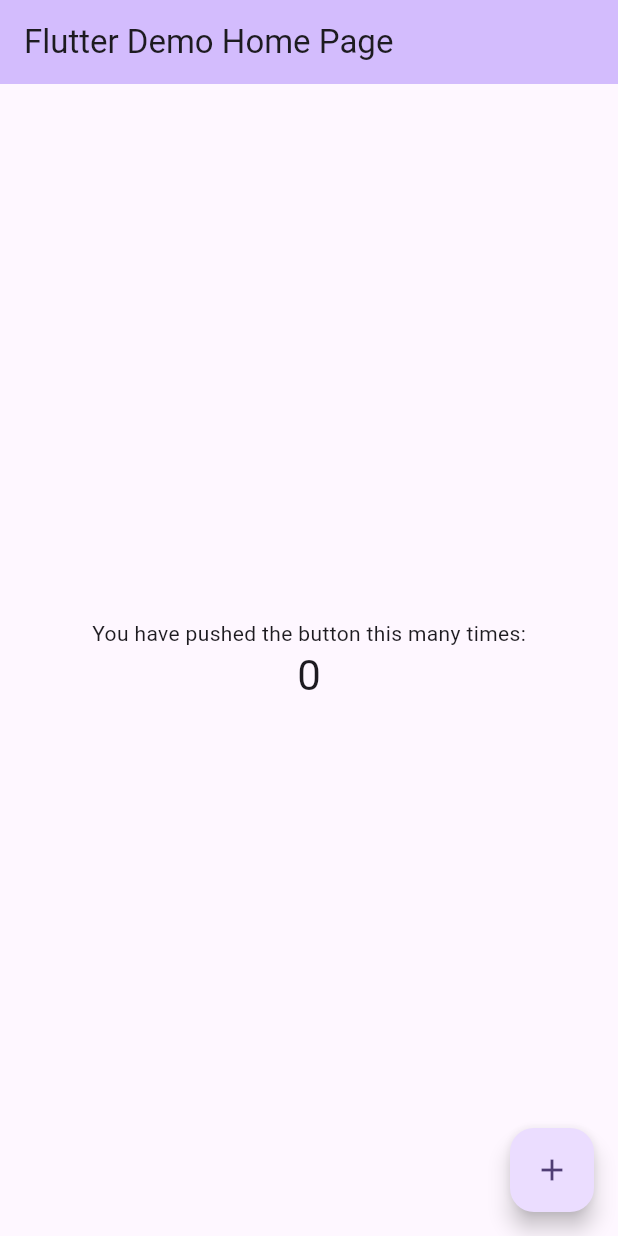
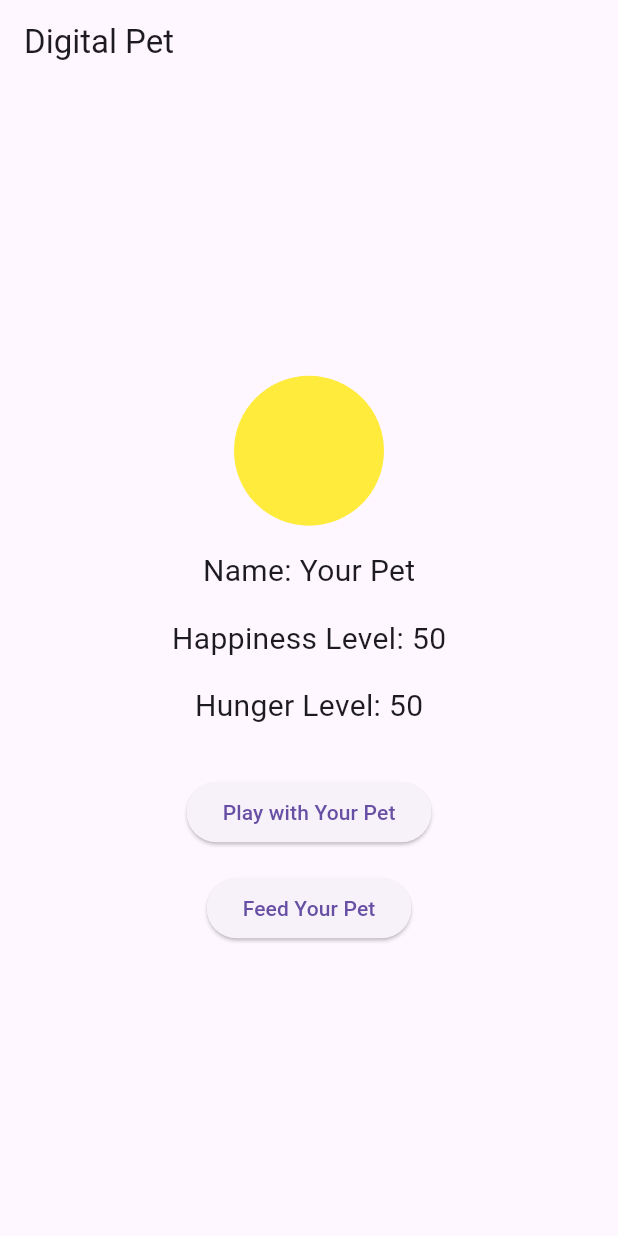
Before and after one commit to nuhs101/digital_pet_app2, a Flutter app: the screen it shows after launch, on a phone screen of 412 x 824 dp. Run offline on Flutter 3.47's test engine with Material 3 defaults, Android fonts, the phone set to English and light mode, and no system bars.

Commit message:
dynamic pet color change

```diff
--- a/lib/main.dart
+++ b/lib/main.dart
@@ -1,122 +1,103 @@
 import 'package:flutter/material.dart';
 
 void main() {
-  runApp(const MyApp());
+  runApp(MaterialApp(home: DigitalPetApp()));
 }
 
-class MyApp extends StatelessWidget {
-  const MyApp({super.key});
+class DigitalPetApp extends StatefulWidget {
+  const DigitalPetApp({super.key});
 
-  // This widget is the root of your application.
   @override
-  Widget build(BuildContext context) {
-    return MaterialApp(
-      title: 'Flutter Demo',
-      theme: ThemeData(
-        // This is the theme of your application.
-        //
-        // TRY THIS: Try running your application with "flutter run". You'll see
-        // the application has a purple toolbar. Then, without quitting the app,
-        // try changing the seedColor in the colorScheme below to Colors.green
-        // and then invoke "hot reload" (save your changes or press the "hot
-        // reload" button in a Flutter-supported IDE, or press "r" if you used
-        // the command line to start the app).
-        //
-        // Notice that the counter didn't reset back to zero; the application
-        // state is not lost during the reload. To reset the state, use hot
-        // restart instead.
-        //
-        // This works for code too, not just values: Most code changes can be
-        // tested with just a hot reload.
-        colorScheme: ColorScheme.fromSeed(seedColor: Colors.deepPurple),
-      ),
-      home: const MyHomePage(title: 'Flutter Demo Home Page'),
-    );
-  }
+  State<DigitalPetApp> createState() => _DigitalPetAppState();
 }
 
-class MyHomePage extends StatefulWidget {
-  const MyHomePage({super.key, required this.title});
+class _DigitalPetAppState extends State<DigitalPetApp> {
+  String petName = "Your Pet";
+  int happinessLevel = 50;
+  int hungerLevel = 50;
 
-  // This widget is the home page of your application. It is stateful, meaning
-  // that it has a State object (defined below) that contains fields that affect
-  // how it looks.
+  Color get petColor {
+    if (happinessLevel > 70) {
+      return Colors.green; // Happy 😊
+    } else if (happinessLevel >= 30) {
+      return Colors.yellow; // Neutral 😐
+    } else {
+      return Colors.red; // Unhappy 😢
+    }
+  }
 
-  // This class is the configuration for the state. It holds the values (in this
-  // case the title) provided by the parent (in this case the App widget) and
-  // used by the build method of the State. Fields in a Widget subclass are
-  // always marked "final".
+  void _playWithPet() {
+    setState(() {
+      happinessLevel = (happinessLevel + 10).clamp(0, 100);
+      _updateHunger();
+    });
+  }
 
-  final String title;
+  void _feedPet() {
+    setState(() {
+      hungerLevel = (hungerLevel - 10).clamp(0, 100);
+      _updateHappiness();
+    });
+  }
 
-  @override
-  State<MyHomePage> createState() => _MyHomePageState();
-}
+  void _updateHappiness() {
+    setState(() {
+      if (hungerLevel < 30) {
+        happinessLevel = (happinessLevel - 20).clamp(0, 100);
+      } else {
+        happinessLevel = (happinessLevel + 10).clamp(0, 100);
+      }
+    });
+  }
 
-class _MyHomePageState extends State<MyHomePage> {
-  int _counter = 0;
-
-  void _incrementCounter() {
+  void _updateHunger() {
     setState(() {
-      // This call to setState tells the Flutter framework that something has
-      // changed in this State, which causes it to rerun the build method below
-      // so that the display can reflect the updated values. If we changed
-      // _counter without calling setState(), then the build method would not be
-      // called again, and so nothing would appear to happen.
-      _counter++;
+      hungerLevel = (hungerLevel + 5).clamp(0, 100);
+      if (hungerLevel > 100) {
+        hungerLevel = 100;
+        happinessLevel = (happinessLevel - 20).clamp(0, 100);
+      }
     });
   }
 
   @override
   Widget build(BuildContext context) {
-    // This method is rerun every time setState is called, for instance as done
-    // by the _incrementCounter method above.
-    //
-    // The Flutter framework has been optimized to make rerunning build methods
-    // fast, so that you can just rebuild anything that needs updating rather
-    // than having to individually change instances of widgets.
     return Scaffold(
-      appBar: AppBar(
-        // TRY THIS: Try changing the color here to a specific color (to
-        // Colors.amber, perhaps?) and trigger a hot reload to see the AppBar
-        // change color while the other colors stay the same.
-        backgroundColor: Theme.of(context).colorScheme.inversePrimary,
-        // Here we take the value from the MyHomePage object that was created by
-        // the App.build method, and use it to set our appbar title.
-        title: Text(widget.title),
-      ),
+      appBar: AppBar(title: Text('Digital Pet')),
       body: Center(
-        // Center is a layout widget. It takes a single child and positions it
-        // in the middle of the parent.
         child: Column(
-          // Column is also a layout widget. It takes a list of children and
-          // arranges them vertically. By default, it sizes itself to fit its
-          // children horizontally, and tries to be as tall as its parent.
-          //
-          // Column has various properties to control how it sizes itself and
-          // how it positions its children. Here we use mainAxisAlignment to
-          // center the children vertically; the main axis here is the vertical
-          // axis because Columns are vertical (the cross axis would be
-          // horizontal).
-          //
-          // TRY THIS: Invoke "debug painting" (choose the "Toggle Debug Paint"
-          // action in the IDE, or press "p" in the console), to see the
-          // wireframe for each widget.
           mainAxisAlignment: MainAxisAlignment.center,
           children: <Widget>[
-            const Text('You have pushed the button this many times:'),
+            Container(
+              width: 100,
+              height: 100,
+              decoration: BoxDecoration(
+                color: petColor, // Pet's color changes dynamically
+                shape: BoxShape.circle,
+              ),
+            ),
+            SizedBox(height: 16.0),
+            Text('Name: $petName', style: TextStyle(fontSize: 20.0)),
+            SizedBox(height: 16.0),
             Text(
-              '$_counter',
-              style: Theme.of(context).textTheme.headlineMedium,
+              'Happiness Level: $happinessLevel',
+              style: TextStyle(fontSize: 20.0),
             ),
+            SizedBox(height: 16.0),
+            Text(
+              'Hunger Level: $hungerLevel',
+              style: TextStyle(fontSize: 20.0),
+            ),
+            SizedBox(height: 32.0),
+            ElevatedButton(
+              onPressed: _playWithPet,
+              child: Text('Play with Your Pet'),
+            ),
+            SizedBox(height: 16.0),
+            ElevatedButton(onPressed: _feedPet, child: Text('Feed Your Pet')),
           ],
         ),
       ),
-      floatingActionButton: FloatingActionButton(
-        onPressed: _incrementCounter,
-        tooltip: 'Increment',
-        child: const Icon(Icons.add),
-      ), // This trailing comma makes auto-formatting nicer for build methods.
     );
   }
 }
```
Also changed, not shown: 1 other file.
